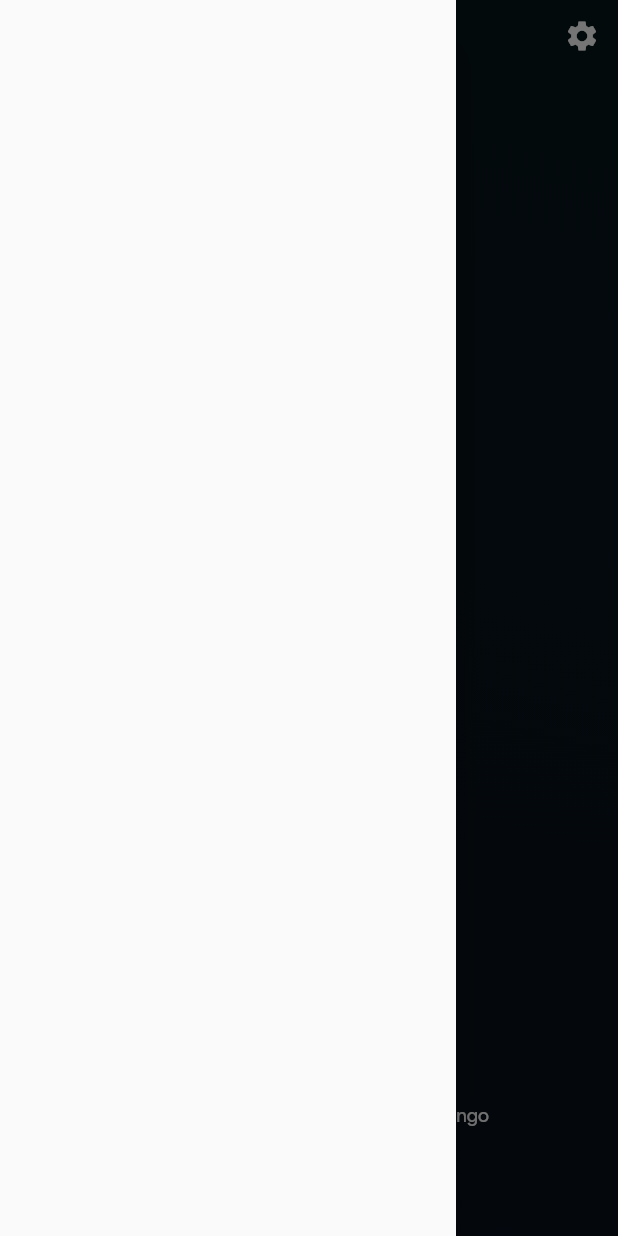
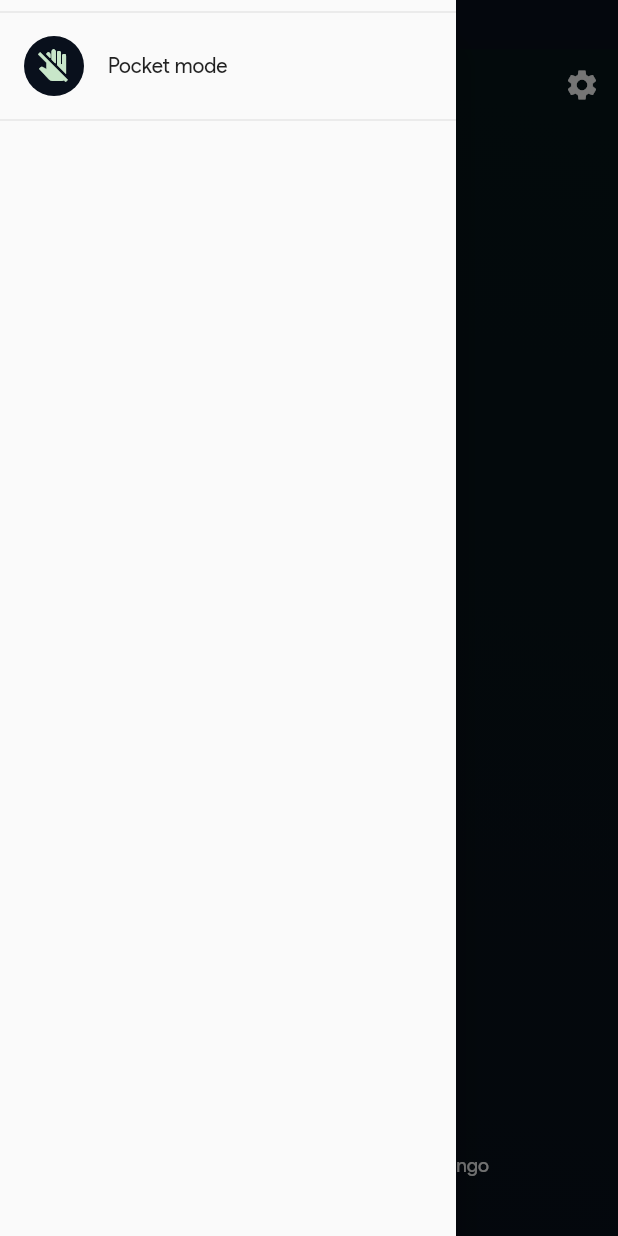
Before and after one commit to iTeam-S/Traingo, a Flutter app: the screen it shows after launch, with the side drawer open, on a phone screen of 412 x 824 dp. Run offline on Flutter 3.47's test engine with Material 2 defaults, Android fonts, the light colour scheme and no system bars; our stand-ins replace get, shimmer.

Commit message:
route de la page

```diff
--- a/lib/main.dart
+++ b/lib/main.dart
@@ -28,7 +28,8 @@ class MyApp extends StatelessWidget {
       routes: {
         '/': (context) => const SplashScreen(),
         '/home': (context) => const HomeScreen(),
-        '/pocket': (context) => const PocketMode(),
+        '/pocket': (context) =>
+            const PocketMode(), //Route provisoire ,juste le temps que je test le pocket mode
       },
     );
   }
--- a/lib/view/home.dart
+++ b/lib/view/home.dart
@@ -18,9 +18,11 @@ class _HomeScreenState extends State<HomeScreen> {
   @override
   Widget build(BuildContext context) {
     return Scaffold(
+        backgroundColor: Color(0xff09101c),
         key: _key,
         drawer: drawer,
         body: Container(
+          margin: EdgeInsets.only(top: Get.height * .04),
           decoration: BoxDecoration(
               gradient: LinearGradient(
             begin: Alignment.topCenter,
--- a/lib/view/widget/drawer.dart
+++ b/lib/view/widget/drawer.dart
@@ -14,7 +14,21 @@ class _AppDrawerState extends State<AppDrawer> {
   @override
   Widget build(BuildContext context) {
     return Drawer(
-        child:
-            SafeArea(child: ListView(padding: EdgeInsets.zero, children: [])));
+        child: SafeArea(
+            child: ListView(padding: EdgeInsets.zero, children: [
+      Divider(),
+      ListTile(
+        leading: CircleAvatar(
+          backgroundColor: Color(0xff09101c),
+          child: Icon(Icons.do_not_touch),
+        ),
+        title: Text(
+            "Pocket mode"), //Route provisoire ,juste le temps que je test le pocket mode
+        onTap: () {
+          Get.toNamed('/pocket');
+        },
+      ),
+      Divider(),
+    ])));
   }
 }
```
